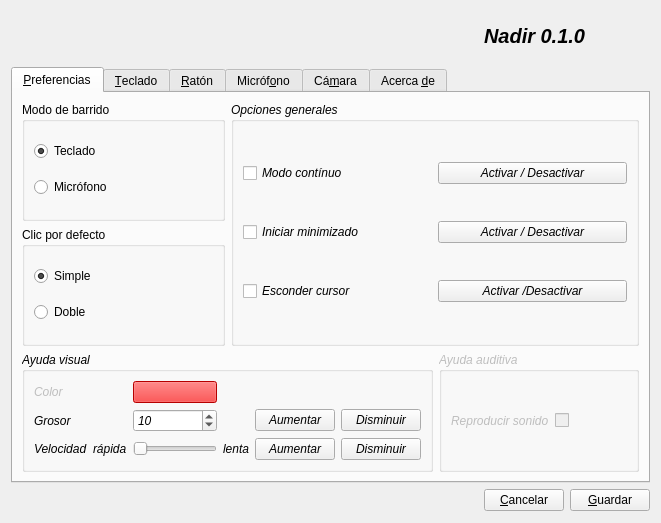
Above: confWidget.ui from rfernandezfranco/nadir before the change. Below: the same form after it.
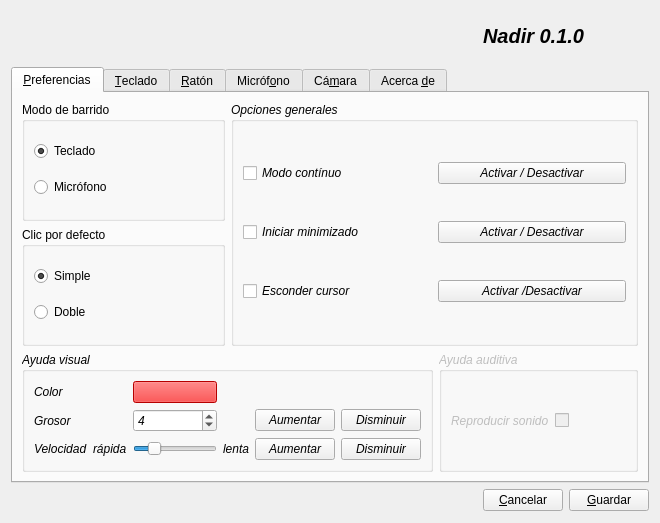
That is the form after the change. Icons and pictures are not drawn.

Commit message: Minor changes in configuration widget

Diff of the .ui file:
```diff
--- a/confWidget.ui
+++ b/confWidget.ui
@@ -5,7 +5,7 @@
    <rect>
     <x>0</x>
     <y>0</y>
-    <width>661</width>
+    <width>660</width>
     <height>523</height>
    </rect>
   </property>
@@ -164,7 +164,7 @@
           <item row="0" column="0" >
            <widget class="QLabel" name="label_11" >
             <property name="enabled" >
-             <bool>false</bool>
+             <bool>true</bool>
             </property>
             <property name="text" >
              <string>Color</string>
@@ -209,6 +209,9 @@
             <property name="singleStep" >
              <number>5</number>
             </property>
+            <property name="value" >
+             <number>20</number>
+            </property>
             <property name="orientation" >
              <enum>Qt::Horizontal</enum>
             </property>
@@ -250,7 +253,7 @@
              <number>2</number>
             </property>
             <property name="value" >
-             <number>10</number>
+             <number>4</number>
             </property>
            </widget>
           </item>
```
